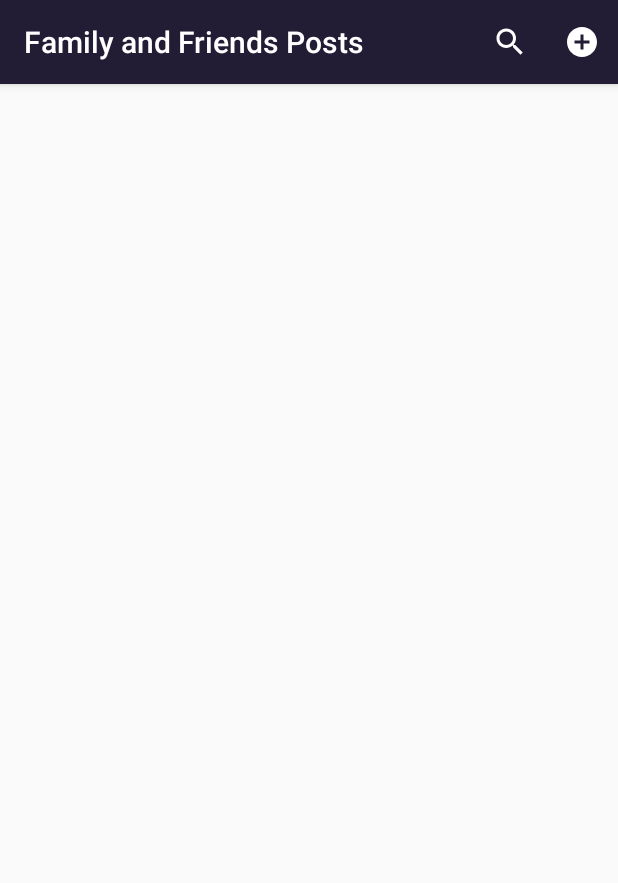
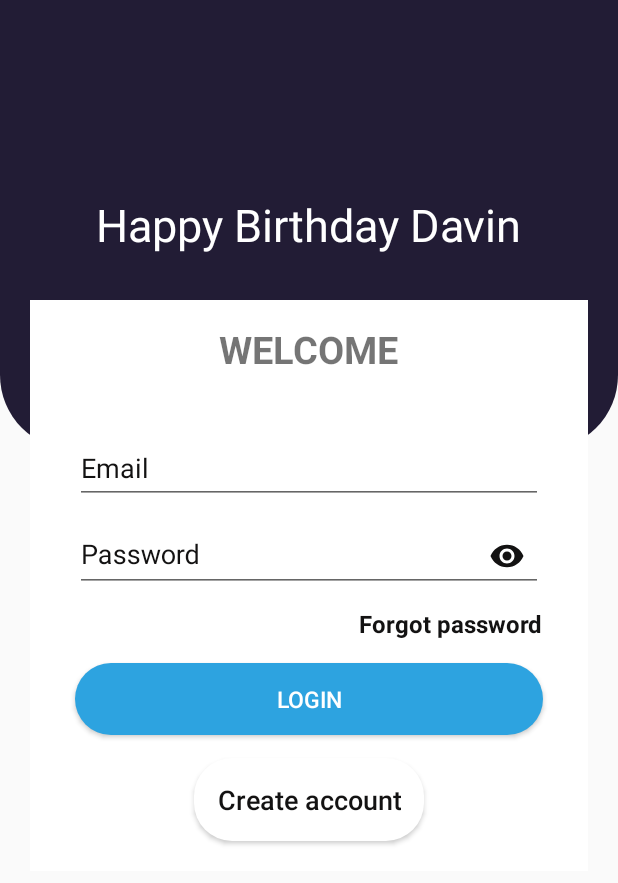
Before and after one commit to ekbaya/bbd-davin, an Android app: the screen it shows after launch (MainActivity before the commit, LoginActivity after it), after a tap on "PROCEED", on a phone screen of 412 x 824 dp. Shown: the top 883 px of the screen. Run offline under Robolectric (Android 15) with nearby library versions, the phone set to English and light mode, and no system bars; our stand-ins replace Firebase (no records; nobody signed in at launch, a user with empty details on screens opened directly), Picasso.

Commit message:
Adding Accounts Module to Restrict Access

```diff
--- /dev/null
+++ b/app/src/main/java/com/example/hbddavin/activities/LoginActivity.java
@@ -0,0 +1,159 @@
+package com.example.hbddavin.activities;
+
+import androidx.appcompat.app.AppCompatActivity;
+
+import android.app.AlertDialog;
+import android.content.DialogInterface;
+import android.content.Intent;
+import android.os.Bundle;
+import android.text.InputType;
+import android.text.TextUtils;
+import android.util.Patterns;
+import android.view.View;
+import android.widget.Button;
+import android.widget.EditText;
+import android.widget.LinearLayout;
+import android.widget.TextView;
+import android.widget.Toast;
+
+import com.example.hbddavin.R;
+import com.example.hbddavin.apis.AccountAPI;
+import com.example.hbddavin.services.AccountListener;
+import com.example.hbddavin.utils.Loader;
+
+public class LoginActivity extends AppCompatActivity implements View.OnClickListener, AccountListener.LoginListener , AccountListener.AccountRecoveryListener {
+    private EditText emailTv, passwordTv;
+    private TextView forgetPasswordTv;
+    private Button loginBtn, createAccountBtn;
+    private Loader loader;
+    private AccountAPI accountAPI;
+
+    @Override
+    protected void onCreate(Bundle savedInstanceState) {
+        super.onCreate(savedInstanceState);
+        setContentView(R.layout.activity_login);
+        emailTv = findViewById(R.id.emailTv);
+        passwordTv = findViewById(R.id.passwordTv);
+        forgetPasswordTv = findViewById(R.id.forgetPasswordTv);
+        loginBtn = findViewById(R.id.loginBtn);
+        createAccountBtn = findViewById(R.id.createAccountBtn);
+
+        loginBtn.setOnClickListener(this);
+        createAccountBtn.setOnClickListener(this);
+
+        accountAPI = new AccountAPI(this);
+        accountAPI.setLoginListener(this);
+        accountAPI.setAccountRecoveryListener(this);
+        loader = new Loader(this);
+    }
+
+    @Override
+    public void onClick(View view) {
+        if (view.equals(loginBtn)){
+            if (validated()){
+               accountAPI.loginUser(emailTv.getText().toString(), passwordTv.getText().toString());
+               loader.showDialogue();
+            }
+
+        }
+        if (view.equals(createAccountBtn)){
+            goToRegistrationActivity();
+
+        }
+        if (view.equals(forgetPasswordTv)){
+            showRecoveryPasswordDialog();
+        }
+
+    }
+
+    private void goToRegistrationActivity() {
+      startActivity(new Intent(new Intent(LoginActivity.this, RegistrationActivity.class)));
+    }
+
+    private void showRecoveryPasswordDialog() {
+        //AlertDialog
+        AlertDialog.Builder builder= new AlertDialog.Builder(this);
+        builder.setTitle("Recover Password");
+
+        //set Layout Linear Layout
+        LinearLayout linearLayout = new LinearLayout(this);
+        // Views to set in dialog
+        final EditText emailEt = new EditText(this);
+        emailEt.setHint("Email");
+        emailEt.setInputType(InputType.TYPE_TEXT_VARIATION_EMAIL_ADDRESS);
+
+        /*sets the main width of EditView to fit a text of n 'M' letters regardless of the actual
+        text extension and text size*/
+        emailEt.setMinEms(16);
+        linearLayout.addView(emailEt);
+        linearLayout.setPadding(10,10,10,10);
+
+        builder.setView(linearLayout);
+
+        //buttons recover
+        builder.setPositiveButton("Recover", new DialogInterface.OnClickListener() {
+            @Override
+            public void onClick(DialogInterface dialog, int which) {
+                //input email
+                String email = emailEt.getText().toString().trim();
+                accountAPI.recoverAccount(email);
+                loader.showDialogue();
+            }
+        });
+        //buttons cancel
+        builder.setNegativeButton("Cancel", new DialogInterface.OnClickListener() {
+            @Override
+            public void onClick(DialogInterface dialog, int which) {
+                //dismiss dialog
+                dialog.dismiss();
+            }
+        });
+
+        //show dialog
+        builder.create().show();
+    }
+
+    private boolean validated() {
+        if (TextUtils.isEmpty(emailTv.getText().toString())){
+            Toast.makeText(this, "Invalid email", Toast.LENGTH_SHORT).show();
+            return false;
+        }
+        else if (TextUtils.isEmpty(passwordTv.getText().toString())){
+            Toast.makeText(this, "Invalid password", Toast.LENGTH_SHORT).show();
+            return false;
+        }else return true;
+    }
+
+    @Override
+    public void onSuccessLogin() {
+        loader.hideDialogue();
+       startActivity(new Intent(new Intent(LoginActivity.this, MainActivity.class)));
+       finish();
+    }
+
+    @Override
+    public void onLoginFailure() {
+        loader.hideDialogue();
+        Toast.makeText(this, "Failed", Toast.LENGTH_SHORT).show();
+    }
+
+    @Override
+    public void onEmailSent() {
+        loader.hideDialogue();
+        Toast.makeText(this, "Email sent check your inbox to reset password", Toast.LENGTH_SHORT).show();
+
+    }
+
+    @Override
+    public void onFailureSendingEmail() {
+        loader.hideDialogue();
+        Toast.makeText(this, "Operation failed. Try again", Toast.LENGTH_SHORT).show();
+
+    }
+
+    @Override
+    public void onFailureResponse(Exception e) {
+        loader.hideDialogue();
+        Toast.makeText(this, "Failed... "+e.getMessage(), Toast.LENGTH_SHORT).show();
+    }
+}
--- a/app/src/main/java/com/example/hbddavin/activities/MainActivity.java
+++ b/app/src/main/java/com/example/hbddavin/activities/MainActivity.java
@@ -24,6 +24,8 @@ import com.example.hbddavin.apis.PostAPI;
 import com.example.hbddavin.modals.ModelPost;
 import com.example.hbddavin.services.PostListener;
 import com.example.hbddavin.services.SoundService;
+import com.google.firebase.auth.FirebaseAuth;
+import com.google.firebase.auth.FirebaseUser;
 import com.google.firebase.database.DatabaseError;
 
 import java.util.List;
@@ -35,6 +37,9 @@ public class MainActivity extends AppCompatActivity implements SearchView.OnQuer
     RecyclerView recyclerView;
     AdapterPosts adapterPosts;
     PostAPI postAPI;
+    String mUID;
+    //Declare an instance of FirebaseAuth
+    private FirebaseAuth mAuth;
 
     @RequiresApi(api = Build.VERSION_CODES.KITKAT)
     @Override
@@ -42,7 +47,9 @@ public class MainActivity extends AppCompatActivity implements SearchView.OnQuer
         super.onCreate(savedInstanceState);
         setContentView(R.layout.activity_main);
         Objects.requireNonNull(getSupportActionBar()).setTitle("Family and Friends Posts");
-
+        //init
+        mAuth = FirebaseAuth.getInstance();
+        checkUser();
         swipeToRefresh = findViewById(R.id.swipeToRefresh);
         swipeToRefresh.setOnRefreshListener(this);
         //recycler view and its properties
@@ -51,6 +58,7 @@ public class MainActivity extends AppCompatActivity implements SearchView.OnQuer
         // show newest posts first, for this load from last
         layoutManager.setStackFromEnd(true);
         layoutManager.setReverseLayout(true);
+        layoutManager.setReverseLayout(true);
         // set layout to recyclerView
         recyclerView.setLayoutManager(layoutManager);
 
@@ -58,6 +66,18 @@ public class MainActivity extends AppCompatActivity implements SearchView.OnQuer
         postAPI.setPostListener(this);
         loadPosts();
 
+    }
+
+    private void checkUser() {
+        // get current user
+        FirebaseUser user = mAuth.getCurrentUser();
+        if (user != null) {
+           // user is logged in stay here
+        } else {
+            // user is not signed in...
+            startActivity(new Intent(MainActivity.this, LoginActivity.class));
+            finish();
+        }
     }
 
     @Override
@@ -141,7 +161,7 @@ public class MainActivity extends AppCompatActivity implements SearchView.OnQuer
 
     @Override
     public void onDatabaseCancelled(DatabaseError error) {
-        Toast.makeText(this, "Error loading posts: "+error.toString(), Toast.LENGTH_SHORT).show();
+        Toast.makeText(this, "Error loading posts: "+error.toString(), Toast.LENGTH_LONG).show();
 
     }
 
@@ -161,6 +181,7 @@ public class MainActivity extends AppCompatActivity implements SearchView.OnQuer
     @Override
     protected void onResume() {
         //start service and play music
+        checkUser();
         startService(new Intent(MainActivity.this, SoundService.class));
         super.onResume();
     }
--- /dev/null
+++ b/app/src/main/java/com/example/hbddavin/apis/AccountAPI.java
@@ -0,0 +1,132 @@
+package com.example.hbddavin.apis;
+
+import android.app.Activity;
+import android.content.Context;
+
+import androidx.annotation.NonNull;
+
+import com.example.hbddavin.services.AccountListener;
+import com.google.android.gms.tasks.OnCompleteListener;
+import com.google.android.gms.tasks.OnFailureListener;
+import com.google.android.gms.tasks.Task;
+import com.google.firebase.auth.AuthResult;
+import com.google.firebase.auth.FirebaseAuth;
+import com.google.firebase.auth.FirebaseUser;
+import com.google.firebase.database.DatabaseReference;
+import com.google.firebase.database.FirebaseDatabase;
+
+import java.util.HashMap;
+
+public class AccountAPI {
+    private FirebaseAuth mAuth;
+    private FirebaseDatabase database;
+    private DatabaseReference reference;
+    private Context context;
+    private AccountListener.LoginListener loginListener;
+    private AccountListener.RegistrationListener registrationListener;
+    private AccountListener.AccountRecoveryListener accountRecoveryListener;
+
+    public AccountAPI(Context context) {
+        this.context = context;
+        mAuth = FirebaseAuth.getInstance();
+        database = FirebaseDatabase.getInstance();
+        reference = database.getReference("Users");
+    }
+
+    public void loginUser(final String email, final String password){
+        mAuth.signInWithEmailAndPassword(email, password)
+                .addOnCompleteListener((Activity) context, new OnCompleteListener<AuthResult>() {
+                    @Override
+                    public void onComplete(@NonNull Task<AuthResult> task) {
+                        if (task.isSuccessful()) {
+                            loginListener.onSuccessLogin();
+                        } else {
+                            loginListener.onLoginFailure();
+
+                        }
+                    }
+                }).addOnFailureListener(new OnFailureListener() {
+            @Override
+            public void onFailure(@NonNull Exception e) {
+                loginListener.onFailureResponse(e);
+            }
+        });
+    }
+
+    public void registerUser(final String email, final String password){
+        mAuth.createUserWithEmailAndPassword(email, password)
+                .addOnCompleteListener(new OnCompleteListener<AuthResult>() {
+                    @Override
+                    public void onComplete(@NonNull Task<AuthResult> task) {
+                        if (task.isSuccessful()){
+                            FirebaseUser user = mAuth.getCurrentUser();
+
+                            //get user email and user id from auth
+                            String email = user.getEmail();
+                            String uid = user.getUid();
+                            // when user is registered store user info in firebase realtime database too
+                            //using HashMap
+                            HashMap<Object, String> hashMap = new HashMap<>();
+                            //put info in hashmap
+                            hashMap.put("uid",uid);
+                            hashMap.put("email",email);
+
+                            //put data within hashMap in database
+                            reference.child(uid).setValue(hashMap);
+                            registrationListener.onAccountCreated();
+                        }
+                    }
+                })
+                .addOnFailureListener(new OnFailureListener() {
+                    @Override
+                    public void onFailure(@NonNull Exception e) {
+                        registrationListener.onFailureResponse(e);
+                    }
+                });
+
+    }
+
+    public void recoverAccount(String email){
+        mAuth.sendPasswordResetEmail(email)
+                .addOnCompleteListener(new OnCompleteListener<Void>() {
+                    @Override
+                    public void onComplete(@NonNull Task<Void> task) {
+                        if (task.isSuccessful()){
+                            accountRecoveryListener.onEmailSent();
+                        }
+                        else {
+                            accountRecoveryListener.onFailureSendingEmail();
+                        }
+                    }
+                }).addOnFailureListener(new OnFailureListener() {
+            @Override
+            public void onFailure(@NonNull Exception e) {
+                accountRecoveryListener.onFailureResponse(e);
+            }
+        });
+    }
+
+    public AccountListener.LoginListener getLoginListener() {
+        return loginListener;
+    }
+
+    public void setLoginListener(AccountListener.LoginListener loginListener) {
+        this.loginListener = loginListener;
+    }
+
+    public AccountListener.RegistrationListener getRegistrationListener() {
+        return registrationListener;
+    }
+
+    public void setRegistrationListener(AccountListener.RegistrationListener registrationListener) {
+        this.registrationListener = registrationListener;
+    }
+
+    public AccountListener.AccountRecoveryListener getAccountRecoveryListener() {
+        return accountRecoveryListener;
+    }
+
+    public void setAccountRecoveryListener(AccountListener.AccountRecoveryListener accountRecoveryListener) {
+        this.accountRecoveryListener = accountRecoveryListener;
+    }
+}
--- /dev/null
+++ b/app/src/main/java/com/example/hbddavin/services/AccountListener.java
@@ -0,0 +1,21 @@
+package com.example.hbddavin.services;
+
+public interface AccountListener {
+    interface LoginListener{
+        void onSuccessLogin();
+        void onLoginFailure();
+        void onFailureResponse(Exception e);
+    }
+
+    interface RegistrationListener{
+        void onAccountCreated();
+        void onFailureResponse(Exception e);
+    }
+
+    interface AccountRecoveryListener{
+        void onEmailSent();
+        void onFailureSendingEmail();
+        void onFailureResponse(Exception e);
+    }
+
+}
--- /dev/null
+++ b/app/src/main/res/drawable/login_button.xml
@@ -0,0 +1,13 @@
+<?xml version="1.0" encoding="utf-8"?>
+<shape xmlns:android="http://schemas.android.com/apk/res/android"
+
+    android:shape="rectangle">
+
+    <solid
+        android:color="@color/buttonColor2"
+        />
+    <corners
+        android:radius="25dp"
+        />
+
+</shape>
--- /dev/null
+++ b/app/src/main/res/drawable/login_rectangle.xml
@@ -0,0 +1,7 @@
+<?xml version="1.0" encoding="utf-8"?>
+<shape xmlns:android="http://schemas.android.com/apk/res/android"
+    android:shape="rectangle">
+    <solid android:color="@color/colorPrimaryDark"/>
+    <corners android:bottomLeftRadius="50dp" android:bottomRightRadius="50dp"/>
+
+</shape>
--- /dev/null
+++ b/app/src/main/res/drawable/register_button.xml
@@ -0,0 +1,13 @@
+<?xml version="1.0" encoding="utf-8"?>
+<shape xmlns:android="http://schemas.android.com/apk/res/android"
+
+    android:shape="rectangle">
+
+    <solid
+        android:color="@color/colorWhite"
+        />
+    <corners
+        android:radius="25dp"
+        />
+
+</shape>
--- /dev/null
+++ b/app/src/main/res/layout/activity_login.xml
@@ -0,0 +1,131 @@
+<?xml version="1.0" encoding="utf-8"?>
+<com.google.android.material.circularreveal.CircularRevealRelativeLayout
+    xmlns:android="http://schemas.android.com/apk/res/android"
+    xmlns:app="http://schemas.android.com/apk/res-auto"
+    xmlns:tools="http://schemas.android.com/tools"
+    android:orientation="vertical"
+    android:layout_width="match_parent"
+    android:layout_height="match_parent">
+    <RelativeLayout
+        android:layout_width="match_parent"
+        android:layout_height="300dp"
+        android:orientation="vertical"
+        android:background="@drawable/login_rectangle">
+        <TextView
+            android:layout_width="wrap_content"
+            android:layout_height="wrap_content"
+            android:layout_centerInParent="true"
+            android:textSize="30sp"
+            android:text="Happy Birthday Davin"
+            android:textColor="@color/colorWhite"/>
+    </RelativeLayout>
+    <androidx.core.widget.NestedScrollView
+        android:layout_width="match_parent"
+        android:layout_height="wrap_content"
+        android:layout_marginTop="200dp"
+        android:layout_marginRight="20dp"
+        android:layout_marginLeft="20dp"
+        android:background="@color/colorWhite">
+        <androidx.appcompat.widget.LinearLayoutCompat
+            android:layout_width="match_parent"
+            android:layout_height="match_parent"
+            android:orientation="vertical">
+            <androidx.appcompat.widget.AppCompatTextView
+                android:layout_width="wrap_content"
+                android:layout_height="wrap_content"
+                android:text="@string/welcome"
+                android:layout_gravity="center_horizontal"
+                android:layout_marginTop="15dp"
+                android:textSize="25sp"
+                android:textStyle="bold"/>
+            <com.google.android.material.textfield.TextInputLayout
+                android:id="@+id/phoneLayout"
+                android:layout_width="match_parent"
+                android:layout_height="wrap_content"
+                android:layout_marginTop="30dp"
+                android:focusable="true"
+                android:focusableInTouchMode="true"
+                android:hint="@string/email"
+                android:textColorHint="@color/colorDark">
+
+                <com.google.android.material.textfield.TextInputEditText
+                    android:id="@+id/emailTv"
+                    android:layout_width="match_parent"
+                    android:layout_height="wrap_content"
+                    android:layout_marginLeft="30dp"
+                    android:layout_marginRight="30dp"
+                    android:ems="10"
+                    android:inputType="phone"
+                    android:textColor="@color/colorBlack"
+                    android:textSize="18sp" />
+
+            </com.google.android.material.textfield.TextInputLayout>
+
+            <com.google.android.material.textfield.TextInputLayout
+                android:id="@+id/pinLayout"
+                android:layout_width="match_parent"
+                android:layout_height="wrap_content"
+                android:layout_below="@id/phoneLayout"
+                android:focusable="true"
+                android:focusableInTouchMode="true"
+                android:hint="Password"
+                android:textColorHint="@color/colorDark"
+                app:passwordToggleEnabled="true"
+                app:passwordToggleTint="@color/colorDark">
+
+                <com.google.android.material.textfield.TextInputEditText
+                    android:id="@+id/passwordTv"
+                    android:layout_width="match_parent"
+                    android:layout_height="wrap_content"
+                    android:layout_marginLeft="30dp"
+                    android:layout_marginRight="30dp"
+                    android:ems="10"
+                    android:inputType="numberPassword"
+                    android:textColor="@color/colorBlack"
+                    android:textSize="18sp" />
+
+            </com.google.android.material.textfield.TextInputLayout>
+
+            <androidx.appcompat.widget.AppCompatTextView
+                android:id="@+id/forgetPasswordTv"
+                android:layout_marginTop="10dp"
+                android:layout_width="wrap_content"
+                android:layout_height="wrap_content"
+                android:text="@string/forgot_password"
+                android:layout_gravity="end"
+                android:layout_marginRight="30dp"
+                android:textColor="@color/colorDark"
+                android:textSize="16sp"
+                android:textStyle="bold"
+                android:layout_marginEnd="30dp" />
+
+            <androidx.appcompat.widget.AppCompatButton
+                android:id="@+id/loginBtn"
+                android:layout_width="match_parent"
+                android:layout_height="wrap_content"
+                android:layout_marginLeft="30dp"
+                android:layout_marginTop="15dp"
+                android:layout_marginRight="30dp"
+                android:background="@drawable/login_button"
+                android:text="Login"
+                android:textColor="@color/colorWhite"
+                android:textSize="@dimen/button_text_size" />
+
+            <Button
+                android:id="@+id/createAccountBtn"
+                android:layout_width="wrap_content"
+                android:layout_height="wrap_content"
+                android:layout_gravity="center"
+                android:layout_marginTop="15dp"
+                android:text="@string/create_account"
+                android:textAllCaps="false"
+                android:padding="15dp"
+                android:textColor="@color/colorDark"
+                android:textSize="18sp"
+                android:layout_marginBottom="20dp"
+                android:background="@drawable/register_button"/>
+        </androidx.appcompat.widget.LinearLayoutCompat>
+    </androidx.core.widget.NestedScrollView>
+
+
+</com.google.android.material.circularreveal.CircularRevealRelativeLayout>
--- a/app/src/main/res/values/colors.xml
+++ b/app/src/main/res/values/colors.xml
@@ -7,4 +7,5 @@
     <color name="colorwhite">#D3D3D3</color>
     <color name="colorBlack">#000000</color>
     <color name="buttonColor2">#2DA3E0</color>
+    <color name="colorDark">#131212</color>
 </resources>
--- a/app/src/main/res/values/strings.xml
+++ b/app/src/main/res/values/strings.xml
@@ -15,4 +15,11 @@
     <string name="grateful_text">It’s your birthday, but I’m the one who should be celebrating the most. My favorite person in the world was born on this day</string>
     <string name="happy_birthday_dear_davin">Happy Birthday Dear Davin From Family and Friends</string>
     <string name="upload">Post</string>
+    <string name="welcome">WELCOME</string>
+    <string name="email">Email</string>
+    <string name="create_account">Create account</string>
+    <string name="forgot_password">Forgot password</string>
+    <string name="password">Password</string>
+    <string name="already_have_an_account">Already have an account</string>
+    <string name="register">Register</string>
 </resources>
```
Also changed, not shown: app/src/main/AndroidManifest.xml (+5 -2 lines), app/src/main/java/com/example/hbddavin/activities/RegistrationActivity.java (added, +87 -0 lines), app/src/main/res/layout/activity_registration.xml (added, +81 -0 lines), 1 other file.
